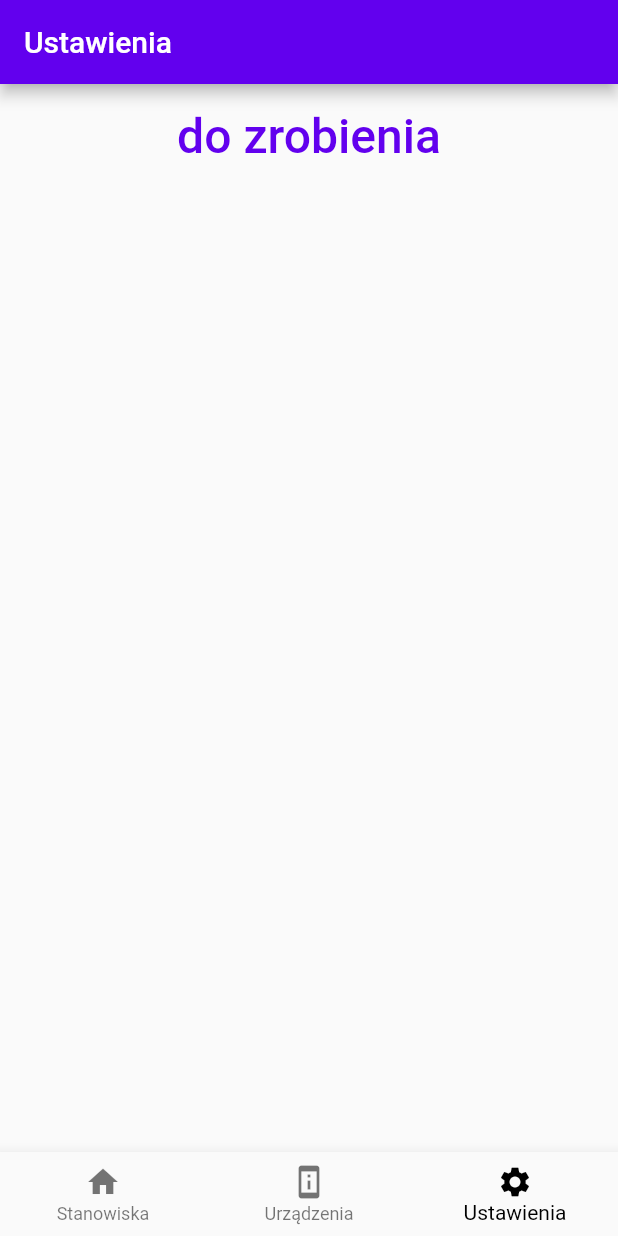
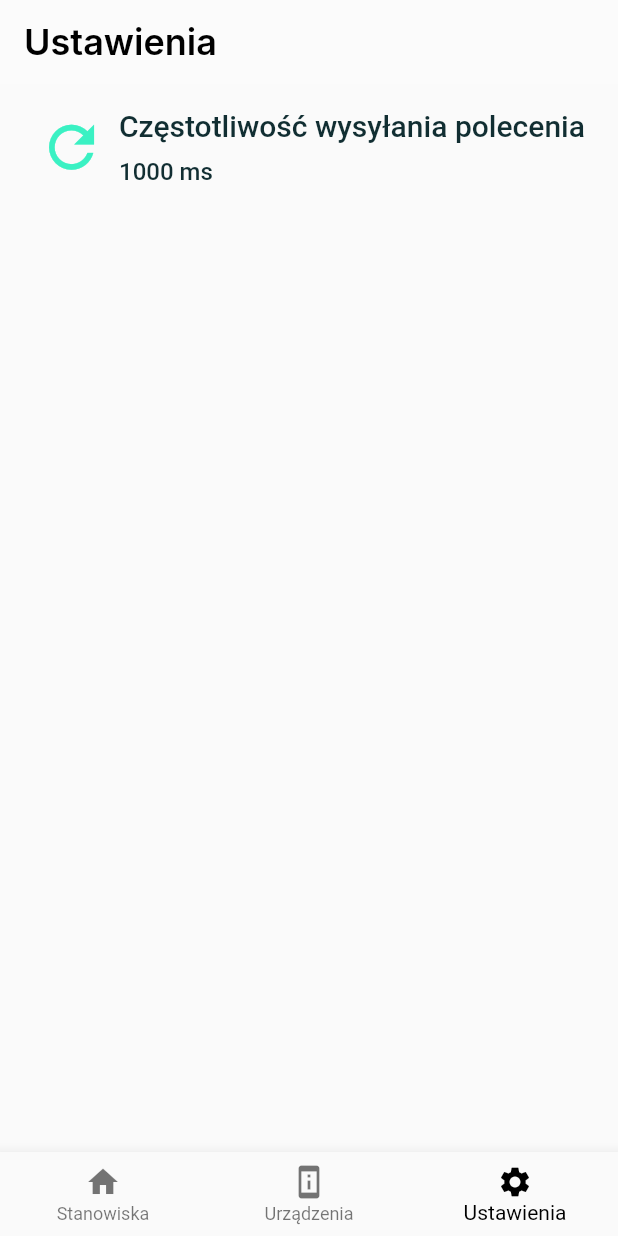
Before and after one commit to Carolosso/SCPI-Monitor, a Flutter app: the screen it shows after launch, item 3 of the bottom bar chosen, on a phone screen of 412 x 824 dp. Run offline on Flutter 3.47's test engine with Material 2 defaults, Android fonts, the phone set to English and light mode, and no system bars; our stand-ins replace google_fonts; missing offline and left inert: tcp_socket_connection.

Commit message:
Created working SettingsPage, minor tweaks

```diff
--- a/lib/main.dart
+++ b/lib/main.dart
@@ -1,8 +1,10 @@
 import 'package:flutter/material.dart';
 import 'package:provider/provider.dart';
+import 'package:test/providers/settings_view_model.dart';
 import 'package:test/style/theme.dart';
 import 'package:test/providers/app_view_model.dart';
-import 'package:test/providers/screen_index_provider.dart';
+import 'package:test/providers/navigation_view_model.dart';
+import 'package:test/utils/navigation_service.dart';
 import 'package:test/views/pages/home_page.dart';
 
 void main() => runApp(const MyApp());
@@ -14,11 +16,14 @@ class MyApp extends StatelessWidget {
   Widget build(BuildContext context) {
     return MultiProvider(
       providers: [
-        ChangeNotifierProvider(create: (context) => ScreenIndexProvider()),
-        ChangeNotifierProvider(create: (context) => AppViewModel()),
+        ChangeNotifierProvider(create: (_) => ScreenIndexProvider()),
+        ChangeNotifierProvider(create: (_) => AppViewModel()),
+        ChangeNotifierProvider(create: (_) => SettingsViewModel()),
       ],
       child: MaterialApp(
-          theme: Styles.themeData(true, context), home: const HomePage()),
+          theme: Styles.themeData(true, context),
+          home: const HomePage(),
+          navigatorKey: NavigationService.navigatorKey),
     );
   }
 }
--- a/lib/providers/screen_index_provider.dart
+++ b/lib/providers/navigation_view_model.dart
@@ -11,7 +11,7 @@ class ScreenIndexProvider extends ChangeNotifier {
     const StationsListView(),
     //const StationDetailPage(),
     DevicesListView(),
-    const SettingsPage(),
+    SettingsPage(),
   ];
 
   void updateScreenIndex(int newIndex) {
--- /dev/null
+++ b/lib/providers/settings_view_model.dart
@@ -0,0 +1,15 @@
+import 'package:flutter/material.dart';
+
+class SettingsViewModel extends ChangeNotifier {
+  int timeout = 1000;
+
+  String setNewTimeout(int newTimeout) {
+    if (newTimeout > 300 && newTimeout < 10000) {
+      timeout = newTimeout;
+      // print(timeout.toString());
+      notifyListeners();
+      return "Ustawiono nową wartość na $newTimeout ms";
+    }
+    return "Wartość musi byc w przedziale od 500 do 10 000 ms";
+  }
+}
--- /dev/null
+++ b/lib/utils/navigation_service.dart
@@ -0,0 +1,5 @@
+import 'package:flutter/material.dart';
+
+class NavigationService {
+  static GlobalKey<NavigatorState> navigatorKey = GlobalKey<NavigatorState>();
+}
--- a/lib/views/device_list_view.dart
+++ b/lib/views/device_list_view.dart
@@ -172,6 +172,7 @@ class DevicesListView extends StatelessWidget {
                           padding: const EdgeInsets.all(6.0),
                           child: Column(
                             crossAxisAlignment: CrossAxisAlignment.start,
+                            mainAxisAlignment: MainAxisAlignment.spaceAround,
                             children: [
                               Text(
                                 viewModel.devices[indexDevice].name,
@@ -180,13 +181,13 @@ class DevicesListView extends StatelessWidget {
                                   fontSize: 20,
                                 ),
                               ),
-                              Text(
+                              /*   Text(
                                 'App ID: ${viewModel.devices[indexDevice].deviceID}',
                                 textAlign: TextAlign.left,
                                 style: const TextStyle(
                                   fontSize: 12,
                                 ),
-                              ),
+                              ), */
                               Text(
                                 'IP: ${viewModel.devices[indexDevice].ip}',
                                 textAlign: TextAlign.left,
--- a/lib/views/pages/home_page.dart
+++ b/lib/views/pages/home_page.dart
@@ -1,6 +1,6 @@
 import 'package:flutter/material.dart';
 import 'package:provider/provider.dart';
-import 'package:test/providers/screen_index_provider.dart';
+import 'package:test/providers/navigation_view_model.dart';
 import 'package:test/views/widgets/bottom_navigation_bar_view.dart';
 
 class HomePage extends StatelessWidget {
--- a/lib/views/pages/settings_page.dart
+++ b/lib/views/pages/settings_page.dart
@@ -1,29 +1,29 @@
 import 'package:flutter/material.dart';
+import 'package:google_fonts/google_fonts.dart';
+
+import 'package:test/views/settings_view.dart';
 
 class SettingsPage extends StatelessWidget {
-  const SettingsPage({super.key});
+  SettingsPage({super.key});
+
+  final TextEditingController textController = TextEditingController();
 
   @override
   Widget build(BuildContext context) {
     return Scaffold(
-      appBar: AppBar(
-        title: const Text('Ustawienia'),
-      ),
-      body: Center(
-          child: Column(
-        children: [
-          TextButton(
-            onPressed: () {},
-            child: const Padding(
-              padding: EdgeInsets.all(8.0),
-              child: Text(
-                'do zrobienia',
-                style: TextStyle(fontSize: 32),
-              ),
-            ),
-          ),
-        ],
-      )),
-    );
+        appBar: AppBar(
+          title: Text('Ustawienia',
+              style: GoogleFonts.inter(
+                textStyle: const TextStyle(
+                  color: Colors.black,
+                  fontWeight: FontWeight.w600,
+                  fontSize: 24,
+                ),
+              )),
+          backgroundColor: Colors.white24,
+          elevation: 0,
+        ),
+        //return Consumer<AppViewModel>(builder: (context, viewModel, child) {
+        body: SettingsView());
   }
 }
--- /dev/null
+++ b/lib/views/settings_view.dart
@@ -0,0 +1,120 @@
+import 'package:flutter/material.dart';
+import 'package:provider/provider.dart';
+import 'package:test/providers/settings_view_model.dart';
+import 'package:test/style/theme.dart';
+
+class SettingsView extends StatelessWidget {
+  SettingsView({super.key});
+
+  final TextEditingController textController = TextEditingController();
+
+  @override
+  Widget build(BuildContext context) {
+    return Consumer<SettingsViewModel>(
+        builder: (context, settingsViewModel, child) {
+      return Padding(
+        padding: const EdgeInsets.all(8.0),
+        child: Column(
+          crossAxisAlignment: CrossAxisAlignment.center,
+          children: [
+            TextButton(
+                onPressed: () {
+                  textController.text = settingsViewModel.timeout.toString();
+                  showDialog(
+                      context: context,
+                      builder: (context) {
+                        return AlertDialog(
+                          //title: const Text('Dodaj urządzenie'),
+                          content: SingleChildScrollView(
+                            child: Column(
+                              children: [
+                                const Padding(
+                                    padding:
+                                        EdgeInsets.only(top: 10, bottom: 10)),
+                                TextField(
+                                  controller: textController,
+                                  onSubmitted: (value) {
+                                    // onSubmit(value);
+                                  },
+
+                                  decoration: InputDecoration(
+                                      border: OutlineInputBorder(
+                                        borderRadius: BorderRadius.circular(10),
+                                      ),
+                                      contentPadding: const EdgeInsets.only(
+                                        bottom: 5,
+                                      ),
+                                      filled: true,
+                                      //fillColor: viewModel.clrlvl2,
+                                      focusedBorder: OutlineInputBorder(
+                                          borderRadius:
+                                              BorderRadius.circular(10),
+                                          borderSide: BorderSide(
+                                              color: Styles.surfaceColor))),
+                                  // autofocus: true,
+                                  textAlign: TextAlign.center,
+                                  textAlignVertical: TextAlignVertical.center,
+                                  autocorrect: false,
+                                  style: const TextStyle(
+                                    fontWeight: FontWeight.w700,
+                                  ),
+                                ),
+                              ],
+                            ),
+                          ),
+                          actions: <Widget>[
+                            TextButton(
+                              style: TextButton.styleFrom(
+                                  foregroundColor: Styles.primaryColor),
+                              child: const Text('Zapisz'),
+                              onPressed: () {
+                                ScaffoldMessenger.of(context)
+                                    .showSnackBar(SnackBar(
+                                  content: Text(settingsViewModel.setNewTimeout(
+                                      int.parse((textController.text)))),
+                                  backgroundColor: Styles.primaryColor,
+                                ));
+                                Navigator.of(context).pop();
+                              },
+                            ),
+                          ],
+                        );
+                      });
+                },
+                child: Row(
+                  mainAxisAlignment: MainAxisAlignment.center,
+                  children: [
+                    Expanded(
+                      flex: 1,
+                      child: Icon(
+                        Icons.refresh,
+                        size: 45,
+                        color: Styles.surfaceColor,
+                      ),
+                    ),
+                    Expanded(
+                      flex: 5,
+                      child: Column(
+                        crossAxisAlignment: CrossAxisAlignment.start,
+                        children: [
+                          Text(
+                            "Częstotliwość wysyłania polecenia",
+                            style: TextStyle(
+                                fontSize: 20, color: Styles.primaryColor),
+                            //softWrap: true,
+                          ),
+                          const SizedBox(height: 10),
+                          Text("${settingsViewModel.timeout} ms",
+                              style: TextStyle(
+                                  fontSize: 16, color: Styles.primaryColor)),
+                        ],
+                      ),
+                    ),
+                  ],
+                )),
+          ],
+        ),
+      );
+    });
+  }
+}
--- a/lib/views/widgets/bottom_navigation_bar_view.dart
+++ b/lib/views/widgets/bottom_navigation_bar_view.dart
@@ -1,5 +1,5 @@
 import 'package:flutter/material.dart';
-import 'package:test/providers/screen_index_provider.dart';
+import 'package:test/providers/navigation_view_model.dart';
 
 BottomNavigationBar buildBottomNavBar(
     BuildContext context, ScreenIndexProvider siModel) {
```
Also changed, not shown: lib/providers/app_view_model.dart (+16 -3 lines), 1 other file.
